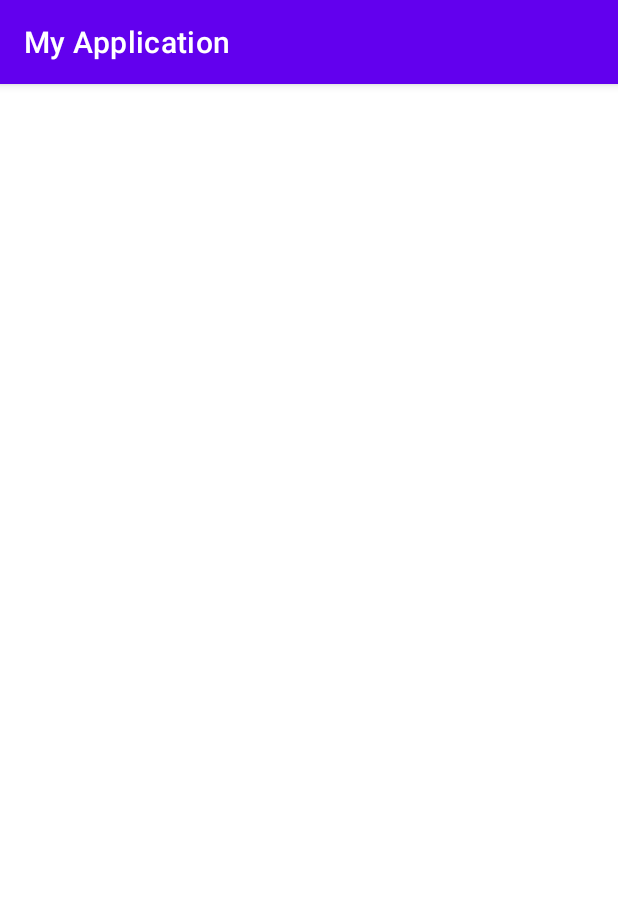
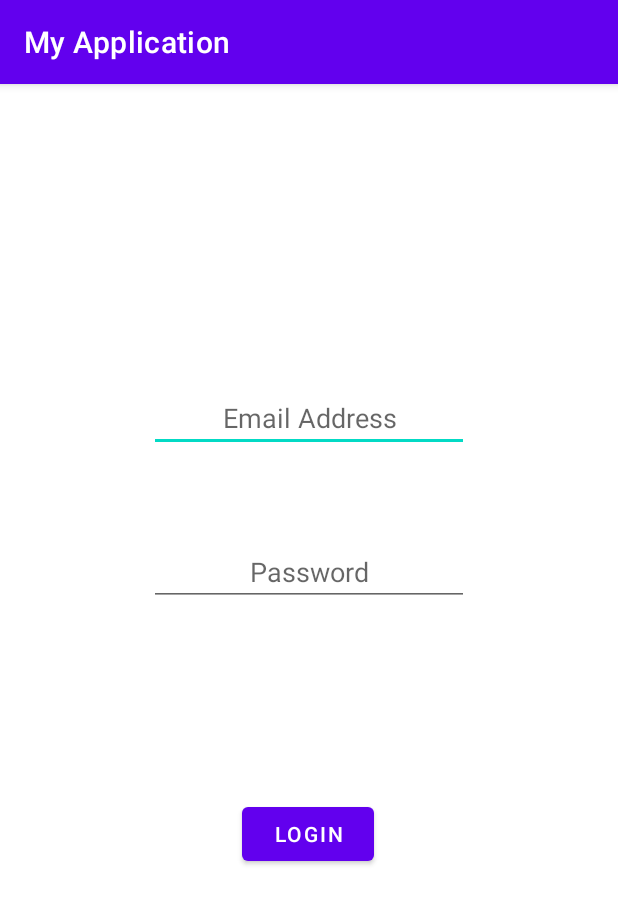
Before and after one commit to Aritra995/QuizUp, an Android app: the screen it shows after launch (MainActivity), on a phone screen of 412 x 824 dp. Shown: the top 904 px of the screen. Run offline under Robolectric (Android 15) with nearby library versions, the phone set to English and light mode, and no system bars; our stand-ins replace Firebase (no records; nobody signed in at launch, a user with empty details on screens opened directly), data binding.

Commit message:
Signup functionality

```diff
--- a/app/build.gradle
+++ b/app/build.gradle
@@ -44,4 +44,5 @@ dependencies {
     implementation platform('com.google.firebase:firebase-bom:28.4.0')
     implementation 'com.google.firebase:firebase-analytics'
     implementation 'com.google.firebase:firebase-database'
+    implementation 'com.google.firebase:firebase-auth'
 }
--- a/app/src/main/java/com/example/myapplication/MainActivity.java
+++ b/app/src/main/java/com/example/myapplication/MainActivity.java
@@ -1,21 +1,29 @@
 package com.example.myapplication;
 
-import android.nfc.Tag;
+import android.content.DialogInterface;
 import android.util.Log;
+import android.view.View;
+import android.widget.Button;
+import android.widget.EditText;
 import android.widget.TextView;
 import android.widget.Toast;
 import androidx.annotation.NonNull;
 import androidx.appcompat.app.AppCompatActivity;
 import android.os.Bundle;
-import androidx.databinding.DataBindingUtil;
-import com.example.myapplication.databinding.ActivityMainBinding;
+import com.google.android.gms.tasks.OnCompleteListener;
+import com.google.android.gms.tasks.Task;
+import com.google.firebase.auth.AuthResult;
+import com.google.firebase.auth.FirebaseAuth;
+import com.google.firebase.auth.FirebaseUser;
 import com.google.firebase.database.*;
-import org.w3c.dom.Text;
 
-public class MainActivity extends AppCompatActivity {
+public class MainActivity extends AppCompatActivity implements View.OnClickListener{
     FirebaseDatabase firebaseDatabase = FirebaseDatabase.getInstance();
     DatabaseReference myref = firebaseDatabase.getReference();
     private static final String TAG = "MainActivity";
+    private FirebaseAuth mAuth;
+    private String EMAIL;
+    private String PASSWORD;
 
     @Override
     protected void onCreate(Bundle savedInstanceState) {
@@ -23,8 +31,8 @@ public class MainActivity extends AppCompatActivity {
             @Override
             public void onDataChange(DataSnapshot snapshot) {
                 String value = snapshot.getValue(String.class);
-                TextView textView = findViewById(R.id.text2);
-                textView.setText(value.toString());
+//                TextView textView = findViewById(R.id.text2);
+//                textView.setText(value.toString());
                 Log.d(TAG,"Value is: "+value);
             }
 
@@ -34,7 +42,72 @@ public class MainActivity extends AppCompatActivity {
             }
         });
 //        myref.setValue("Hello from java application");
+        mAuth = FirebaseAuth.getInstance();
         super.onCreate(savedInstanceState);
         setContentView(R.layout.activity_main);
+        Button login = findViewById(R.id.button);
+        login.setOnClickListener(this::onClick);
+    }
+    @Override
+    protected void onStart() {
+        super.onStart();
+        FirebaseUser currentUser = mAuth.getCurrentUser();
+        if( currentUser != null ){
+            TextView textView = findViewById(R.id.text2);
+            textView.setText("Logged In");
+        }
+
+    }
+    private void updateUI(FirebaseUser user){
+
+    }
+    private void authentication(String email,String password){
+        mAuth.createUserWithEmailAndPassword(email,password)
+                .addOnCompleteListener(this, new OnCompleteListener<AuthResult>() {
+                    @Override
+                    public void onComplete(@NonNull Task<AuthResult> task) {
+                        if (task.isSuccessful()) {
+                            // Sign in success, update UI with the signed-in user's information
+                            Log.d(TAG, "createUserWithEmail:success");
+                            FirebaseUser user = mAuth.getCurrentUser();
+//                            updateUI(user);
+                            TextView textView = findViewById(R.id.text2);
+                            textView.setText("Logged in as "+email);
+                            EditText email = findViewById(R.id.editTextTextEmailAddress);
+                            email.setVisibility(View.INVISIBLE);
+                            EditText password = findViewById(R.id.editTextTextPassword);
+                            password.setVisibility(View.INVISIBLE);
+                            Button login = findViewById(R.id.button);
+                            login.setVisibility(View.INVISIBLE);
+                        } else {
+                            // If sign in fails, display a message to the user.
+                            Log.w(TAG, "createUserWithEmail:failure", task.getException());
+                            Toast.makeText(MainActivity.this, "Authentication failed.",
+                                    Toast.LENGTH_SHORT).show();
+//                            updateUI(null);
+                        }
+                    }
+                });
+    }
+
+    @Override
+    public void onClick(View view) {
+        switch (view.getId()){
+            case R.id.button:{
+                EditText email = findViewById(R.id.editTextTextEmailAddress);
+                EMAIL =  email.getText().toString();
+                EditText password = findViewById(R.id.editTextTextPassword);
+                PASSWORD= password.getText().toString();
+//                Button login = findViewById(R.id.button);
+                authentication(EMAIL,PASSWORD);
+//                login.setOnClickListener(new View.OnClickListener() {
+//                    @Override
+//                    public void onClick(View view) {
+//                        authentication(EMAIL,PASSWORD,mAuth);
+//                    }
+//                });
+            }
+        }
+
     }
 }
--- a/app/src/main/res/layout/activity_main.xml
+++ b/app/src/main/res/layout/activity_main.xml
@@ -1,14 +1,11 @@
 <?xml version="1.0" encoding="utf-8"?>
-<layout xmlns:android="http://schemas.android.com/apk/res/android"
+<layout xmlns:tools="http://schemas.android.com/tools" xmlns:android="http://schemas.android.com/apk/res/android"
         xmlns:app="http://schemas.android.com/apk/res-auto">
     <data>
         <variable name="viewmodel"
                   type="com.example.myapplication.MainActivity"/>
     </data>
     <androidx.constraintlayout.widget.ConstraintLayout
-            xmlns:android="http://schemas.android.com/apk/res/android"
-            xmlns:app="http://schemas.android.com/apk/res-auto"
-            xmlns:tools="http://schemas.android.com/tools"
             android:layout_width="match_parent"
             android:layout_height="match_parent"
             tools:context=".MainActivity">
@@ -21,6 +18,35 @@
                 app:layout_constraintLeft_toLeftOf="parent"
                 app:layout_constraintRight_toRightOf="parent"
                 app:layout_constraintTop_toTopOf="parent"/>
+        <Button
+                android:text="LOGIN"
+                android:layout_width="wrap_content"
+                android:layout_height="wrap_content" android:id="@+id/button"
+                app:layout_constraintStart_toStartOf="parent" app:layout_constraintEnd_toEndOf="parent"
+                app:layout_constraintTop_toTopOf="parent" android:layout_marginTop="476dp"
+                app:layout_constraintHorizontal_bias="0.498"/>
+        <EditText
+                android:layout_width="wrap_content"
+                android:layout_height="wrap_content"
+                android:inputType="textEmailAddress"
+                android:ems="10"
+                android:hint="Email Address"
+                android:textAlignment="center"
+                android:id="@+id/editTextTextEmailAddress"
+                app:layout_constraintStart_toStartOf="parent"
+                app:layout_constraintEnd_toEndOf="parent" app:layout_constraintTop_toTopOf="parent"
+                android:layout_marginTop="200dp" android:gravity="center_horizontal"/>
+        <EditText
+                android:layout_width="wrap_content"
+                android:layout_height="wrap_content"
+                android:inputType="textPassword"
+                android:hint="Password"
+                android:textAlignment="center"
+                android:ems="10"
+                android:id="@+id/editTextTextPassword"
+                app:layout_constraintStart_toStartOf="parent" app:layout_constraintEnd_toEndOf="parent"
+                app:layout_constraintBottom_toTopOf="@+id/button" android:layout_marginBottom="128dp"
+                android:gravity="center_horizontal"/>
 
     </androidx.constraintlayout.widget.ConstraintLayout>
 </layout>
```
